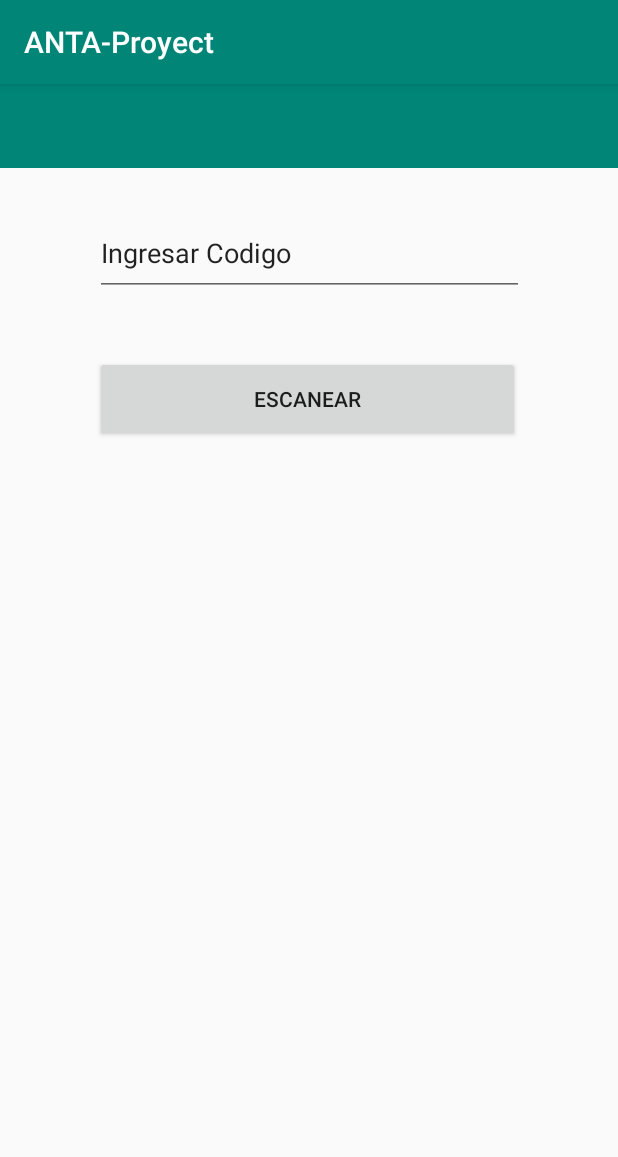
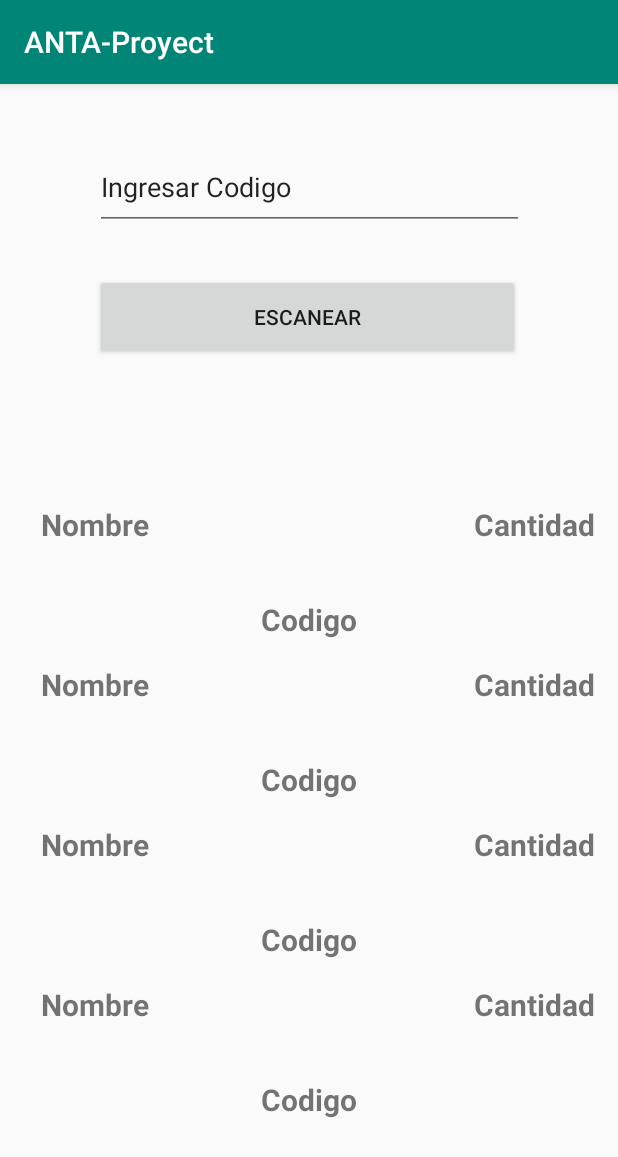
Before and after one commit to Dylan-Castro/ANTA-Proyect, an Android app: the screen it shows after launch (MainActivity), on a phone screen of 412 x 824 dp. Shown: the top 1157 px of the screen. Run offline under Robolectric (Android 15) with nearby library versions, the phone set to English and light mode, and no system bars.

Commit message:
Correcion de Errores Recycler View

```diff
--- a/app/src/main/java/com/example/anta_proyect/Adapter.java
+++ b/app/src/main/java/com/example/anta_proyect/Adapter.java
@@ -8,31 +8,31 @@ import android.widget.TextView;
 import androidx.annotation.NonNull;
 import androidx.recyclerview.widget.RecyclerView;
 
+import java.util.ArrayList;
 import java.util.List;
 
 public class Adapter extends RecyclerView.Adapter<Adapter.Viewholder> {
 
-    private List<Products> productsList;
+    private ArrayList<Products> productsList;
 
 
-    public Adapter(List<Products> productsList) {
+    public Adapter(ArrayList<Products> productsList) {
         this.productsList = productsList;
     }
 
 
     @NonNull
     @Override
-    public Viewholder onCreateViewHolder(@NonNull ViewGroup viewGroup, int i) {
+    public Adapter.Viewholder onCreateViewHolder(@NonNull ViewGroup viewGroup, int i) {
         View view = LayoutInflater.from(viewGroup.getContext()).inflate(R.layout.item_layout,viewGroup,false);
         return new Viewholder(view);
     }
 
     @Override
     public void onBindViewHolder(@NonNull Viewholder viewholder, int position) {
-        String name = productsList.get(position).getNombre();
-        String code = productsList.get(position).getCodigo();
-        String cant = productsList.get(position).getCantidad();
-        viewholder.setData(name,code,cant);
+        viewholder.Nombre.setText(productsList.get(position).getNombre());
+        viewholder.Cantidad.setText(productsList.get(position).getCantidad());
+        viewholder.Codigo.setText(productsList.get(position).getCodigo());
     }
 
     @Override
@@ -49,14 +49,9 @@ public class Adapter extends RecyclerView.Adapter<Adapter.Viewholder> {
 
         public Viewholder(@NonNull View itemView) {
             super(itemView);
-
-
-        }
-
-        private void setData(String titleText, String codeText, String cantidadText) {
-            Nombre.setText(titleText);
-            Cantidad.setText(codeText);
-            Codigo.setText(cantidadText);
+            Nombre = itemView.findViewById(R.id.Nombre);
+            Cantidad = itemView.findViewById(R.id.Cantidad);
+            Codigo = itemView.findViewById(R.id.Codigo);
         }
     }
 
--- a/app/src/main/java/com/example/anta_proyect/MainActivity.java
+++ b/app/src/main/java/com/example/anta_proyect/MainActivity.java
@@ -20,13 +20,17 @@ public class MainActivity extends AppCompatActivity {
 
         recyclerView = findViewById(R.id.recycler_view);
         LinearLayoutManager layoutManager = new LinearLayoutManager(this);
-        layoutManager.setOrientation(LinearLayoutManager.VERTICAL);
-
         recyclerView.setLayoutManager(layoutManager);
-
-        List<Products> ProductList = new ArrayList<>();
-        ProductList.add(new Products(R.layout.item_layout,""));
-
+        recyclerView.setNestedScrollingEnabled(false);
+        ArrayList<Products> ProductList = new ArrayList<>();
+        ProductList.add(new Products("Codigo", "Nombre",
+                "Test", "Test", "Test", "Test", "Cantidad", "Test"));
+        ProductList.add(new Products("Codigo", "Nombre",
+                "Test", "Test", "Test", "Test", "Cantidad", "Test"));
+        ProductList.add(new Products("Codigo", "Nombre",
+                "Test", "Test", "Test", "Test", "Cantidad", "Test"));
+        ProductList.add(new Products("Codigo", "Nombre",
+                "Test", "Test", "Test", "Test", "Cantidad", "Test"));
         Adapter adapter = new Adapter(ProductList);
         recyclerView.setAdapter(adapter);
 
--- a/app/src/main/res/layout/activity_main.xml
+++ b/app/src/main/res/layout/activity_main.xml
@@ -6,45 +6,36 @@
     android:layout_height="match_parent"
     tools:context=".MainActivity">
 
-    <androidx.appcompat.widget.Toolbar
-        android:id="@+id/toolbar"
-        android:layout_width="0dp"
-        android:layout_height="wrap_content"
-        android:background="?attr/colorPrimary"
-        app:layout_constraintBottom_toTopOf="@+id/item_layout"
-        app:layout_constraintEnd_toEndOf="parent"
-        app:layout_constraintStart_toStartOf="parent"
-        app:layout_constraintTop_toTopOf="parent"
-        app:popupTheme="@style/AppTheme.PopupOverlay" />
-
     <androidx.recyclerview.widget.RecyclerView
         android:id="@+id/recycler_view"
-        android:layout_width="0dp"
-        android:layout_height="wrap_content"
+        android:layout_width="match_parent"
+        android:layout_height="0dp"
         android:layout_marginTop="40dp"
-        app:layout_constraintEnd_toEndOf="parent"
-        app:layout_constraintHorizontal_bias="0.0"
-        app:layout_constraintStart_toStartOf="parent"
-        app:layout_constraintTop_toBottomOf="@+id/button" />
+        app:layout_constraintTop_toBottomOf="@+id/button"
+        app:layout_constraintBottom_toBottomOf="parent"
+        />
 
     <EditText
         android:id="@+id/editText"
         android:layout_width="286dp"
         android:layout_height="57dp"
-        android:layout_marginTop="28dp"
+        android:layout_marginTop="40dp"
         android:ems="10"
         android:inputType="textPersonName"
         android:text="Ingresar Codigo"
         app:layout_constraintEnd_toEndOf="parent"
+        app:layout_constraintHorizontal_bias="0.504"
         app:layout_constraintStart_toStartOf="parent"
-        app:layout_constraintTop_toBottomOf="@+id/toolbar" />
+        app:layout_constraintTop_toTopOf="parent" />
 
     <Button
         android:id="@+id/button"
         android:layout_width="283dp"
         android:layout_height="57dp"
-        android:layout_marginTop="40dp"
+        android:layout_marginTop="29dp"
+        android:layout_marginBottom="40dp"
         android:text="Escanear"
+        app:layout_constraintBottom_toTopOf="@+id/recycler_view"
         app:layout_constraintEnd_toEndOf="parent"
         app:layout_constraintHorizontal_bias="0.492"
         app:layout_constraintStart_toStartOf="parent"
--- a/app/src/main/res/layout/item_layout.xml
+++ b/app/src/main/res/layout/item_layout.xml
@@ -4,73 +4,45 @@
     xmlns:tools="http://schemas.android.com/tools"
     android:id="@+id/linearLayout"
     android:layout_width="match_parent"
-    android:layout_height="match_parent">
+    android:layout_height="wrap_content">
 
 
-
-    <androidx.appcompat.widget.Toolbar
-        android:id="@+id/toolbar"
-        android:layout_width="0dp"
+    <TextView
+        android:id="@+id/Codigo"
+        android:layout_width="wrap_content"
         android:layout_height="wrap_content"
-        android:background="?attr/colorPrimary"
-        app:layout_constraintBottom_toTopOf="@+id/item_layout"
-        app:layout_constraintEnd_toEndOf="parent"
-        app:layout_constraintStart_toStartOf="parent"
-        app:layout_constraintTop_toTopOf="parent"
-        app:popupTheme="@style/AppTheme.PopupOverlay" />
-
-    <androidx.constraintlayout.widget.ConstraintLayout
-        android:id="@+id/item_layout"
-        android:layout_width="0dp"
-        android:layout_height="0dp"
-        app:layout_constraintBottom_toBottomOf="parent"
-        app:layout_constraintEnd_toEndOf="parent"
-        app:layout_constraintHorizontal_bias="0.0"
-        app:layout_constraintStart_toStartOf="parent"
-        app:layout_constraintTop_toBottomOf="@+id/toolbar">
-
-        <TextView
-            android:id="@+id/Nombre"
-            android:layout_width="272dp"
-            android:layout_height="49dp"
-            android:layout_marginStart="28dp"
-            android:layout_marginTop="48dp"
-            android:text="Nombre"
+        android:layout_marginStart="69dp"
+        android:layout_marginTop="79dp"
+        android:layout_marginEnd="69dp"
+        android:text="Codigo"
         android:textSize="20sp"
         android:textStyle="bold"
-            app:layout_constraintEnd_toStartOf="@+id/Cantidad"
-            app:layout_constraintHorizontal_bias="0.0"
+        app:layout_constraintEnd_toEndOf="parent"
         app:layout_constraintStart_toStartOf="parent"
         app:layout_constraintTop_toTopOf="parent" />
 
     <TextView
         android:id="@+id/Cantidad"
-            android:layout_width="87dp"
-            android:layout_height="46dp"
-            android:layout_marginTop="48dp"
-            android:layout_marginEnd="16dp"
+        android:layout_width="wrap_content"
+        android:layout_height="wrap_content"
+        android:layout_marginTop="16dp"
+        android:layout_marginEnd="15dp"
         android:text="Cantidad"
         android:textSize="20sp"
         android:textStyle="bold"
-            app:layout_constraintBottom_toTopOf="@+id/Codigo"
         app:layout_constraintEnd_toEndOf="parent"
-            app:layout_constraintTop_toTopOf="parent"
-            app:layout_constraintVertical_bias="0.0" />
+        app:layout_constraintTop_toTopOf="parent" />
 
     <TextView
-            android:id="@+id/Codigo"
-            android:layout_width="273dp"
-            android:layout_height="47dp"
-            android:layout_marginStart="28dp"
-            android:layout_marginTop="15dp"
-            android:layout_marginBottom="516dp"
-            android:text="Codigo"
+        android:id="@+id/Nombre"
+        android:layout_width="wrap_content"
+        android:layout_height="wrap_content"
+        android:layout_marginStart="27dp"
+        android:layout_marginTop="16dp"
+        android:text="Nombre"
         android:textSize="20sp"
         android:textStyle="bold"
-            app:layout_constraintBottom_toBottomOf="parent"
         app:layout_constraintStart_toStartOf="parent"
-            app:layout_constraintTop_toBottomOf="@+id/Nombre" />
+        app:layout_constraintTop_toTopOf="parent" />
 
 </androidx.constraintlayout.widget.ConstraintLayout>
-
-</androidx.constraintlayout.widget.ConstraintLayout>
```
Lines whose indentation alone changed are shown as unchanged.
